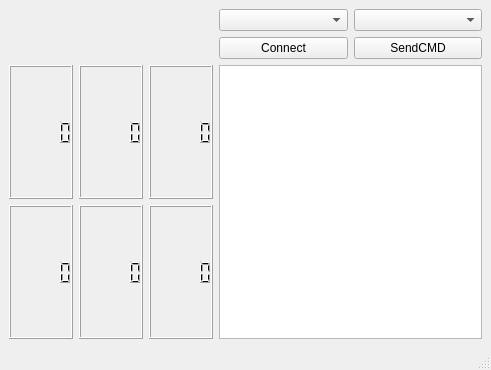
Qt form Qt/ComUSB/Micros2025/microscom.ui (Sant1ago1412/Micros2025) before a commit.
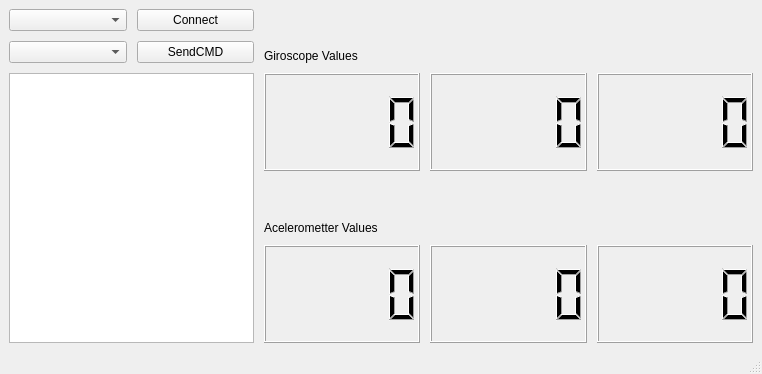
The same form after that commit.

Diff of the .ui file:
```diff
--- a/Qt/ComUSB/Micros2025/microscom.ui
+++ b/Qt/ComUSB/Micros2025/microscom.ui
@@ -6,8 +6,8 @@
    <rect>
     <x>0</x>
     <y>0</y>
-    <width>491</width>
-    <height>370</height>
+    <width>762</width>
+    <height>374</height>
    </rect>
   </property>
   <property name="windowTitle">
@@ -20,43 +20,16 @@
    <property name="mouseTracking">
     <bool>false</bool>
    </property>
-   <layout class="QGridLayout" name="gridLayout_2">
+   <layout class="QGridLayout" name="gridLayout">
     <item row="0" column="0">
-     <layout class="QGridLayout" name="gridLayout">
-      <item row="2" column="0">
-       <layout class="QVBoxLayout" name="verticalLayout_7">
+     <layout class="QHBoxLayout" name="horizontalLayout" stretch="1,2">
+      <property name="spacing">
+       <number>10</number>
+      </property>
+      <item>
+       <layout class="QVBoxLayout" name="verticalLayout">
         <item>
-         <layout class="QHBoxLayout" name="horizontalLayout_4">
-          <item>
-           <widget class="QLCDNumber" name="Gy"/>
-          </item>
-          <item>
-           <widget class="QLCDNumber" name="Gz"/>
-          </item>
-          <item>
-           <widget class="QLCDNumber" name="Gx"/>
-          </item>
-         </layout>
-        </item>
-        <item>
-         <layout class="QHBoxLayout" name="horizontalLayout_5">
-          <item>
-           <widget class="QLCDNumber" name="Ay"/>
-          </item>
-          <item>
-           <widget class="QLCDNumber" name="Az"/>
-          </item>
-          <item>
-           <widget class="QLCDNumber" name="Ax"/>
-          </item>
-         </layout>
-        </item>
-       </layout>
-      </item>
-      <item row="0" column="1">
-       <layout class="QHBoxLayout" name="horizontalLayout_2">
-        <item>
-         <layout class="QVBoxLayout" name="verticalLayout_5">
+         <layout class="QHBoxLayout" name="horizontalLayout_2">
           <item>
            <widget class="QComboBox" name="SerialPort"/>
           </item>
@@ -70,7 +43,7 @@
          </layout>
         </item>
         <item>
-         <layout class="QVBoxLayout" name="verticalLayout_4">
+         <layout class="QHBoxLayout" name="horizontalLayout_3">
           <item>
            <widget class="QComboBox" name="Comand"/>
           </item>
@@ -83,17 +56,95 @@
           </item>
          </layout>
         </item>
+        <item>
+         <widget class="QPlainTextEdit" name="plainTextEdit">
+          <property name="sizePolicy">
+           <sizepolicy hsizetype="Expanding" vsizetype="Expanding">
+            <horstretch>0</horstretch>
+            <verstretch>0</verstretch>
+           </sizepolicy>
+          </property>
+         </widget>
+        </item>
        </layout>
       </item>
-      <item row="2" column="1">
-       <widget class="QPlainTextEdit" name="plainTextEdit">
-        <property name="sizePolicy">
-         <sizepolicy hsizetype="Expanding" vsizetype="Expanding">
-          <horstretch>0</horstretch>
-          <verstretch>0</verstretch>
-         </sizepolicy>
-        </property>
-       </widget>
+      <item>
+       <layout class="QVBoxLayout" name="verticalLayout_2">
+        <item>
+         <layout class="QVBoxLayout" name="verticalLayout_4" stretch="0,0,1">
+          <item>
+           <spacer name="verticalSpacer_2">
+            <property name="orientation">
+             <enum>Qt::Orientation::Vertical</enum>
+            </property>
+            <property name="sizeHint" stdset="0">
+             <size>
+              <width>20</width>
+              <height>40</height>
+             </size>
+            </property>
+           </spacer>
+          </item>
+          <item>
+           <widget class="QLabel" name="label">
+            <property name="text">
+             <string>Giroscope Values</string>
+            </property>
+           </widget>
+          </item>
+          <item>
+           <layout class="QHBoxLayout" name="horizontalLayout_4" stretch="1,1,1">
+            <item>
+             <widget class="QLCDNumber" name="Gx"/>
+            </item>
+            <item>
+             <widget class="QLCDNumber" name="Gy"/>
+            </item>
+            <item>
+             <widget class="QLCDNumber" name="Gz"/>
+            </item>
+           </layout>
+          </item>
+         </layout>
+        </item>
+        <item>
+         <layout class="QVBoxLayout" name="verticalLayout_3" stretch="0,0,1">
+          <item>
+           <spacer name="verticalSpacer">
+            <property name="orientation">
+             <enum>Qt::Orientation::Vertical</enum>
+            </property>
+            <property name="sizeHint" stdset="0">
+             <size>
+              <width>20</width>
+              <height>40</height>
+             </size>
+            </property>
+           </spacer>
+          </item>
+          <item>
+           <widget class="QLabel" name="label_2">
+            <property name="text">
+             <string>Acelerometter Values</string>
+            </property>
+           </widget>
+          </item>
+          <item>
+           <layout class="QHBoxLayout" name="horizontalLayout_5" stretch="1,1,1">
+            <item>
+             <widget class="QLCDNumber" name="Ax"/>
+            </item>
+            <item>
+             <widget class="QLCDNumber" name="Ay"/>
+            </item>
+            <item>
+             <widget class="QLCDNumber" name="Az"/>
+            </item>
+           </layout>
+          </item>
+         </layout>
+        </item>
+       </layout>
       </item>
      </layout>
     </item>
```
Left out of the diff: 2 changed lines with no effect on the pictures.
